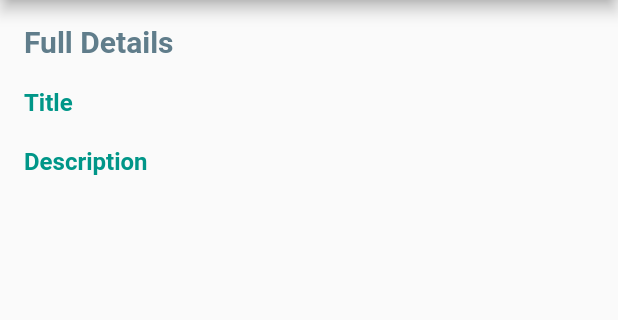
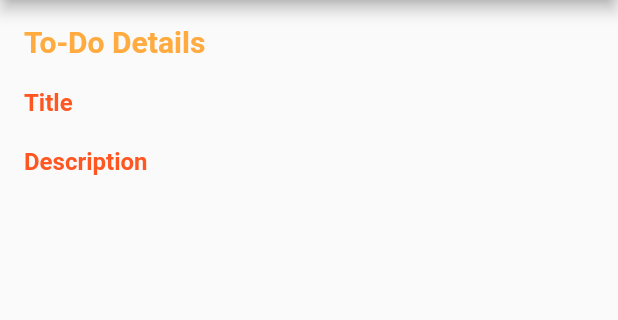
Before and after one commit to imranfauzi/to-do-list-app, a Flutter app: the ViewTodo screen opened directly with empty values, on a phone screen of 412 x 824 dp, the part 84-404 px from its top. Run offline on Flutter 3.47's test engine with Material 2 defaults, Android fonts, the phone set to English and light mode, and no system bars; our stand-ins replace sqflite; accounts and stored records are empty.

```diff
--- a/lib/views/EditTodo.dart
+++ b/lib/views/EditTodo.dart
@@ -40,7 +40,7 @@ class _EditTodoState extends State<EditTodo> {
             crossAxisAlignment: CrossAxisAlignment.start,
             children: [
               const Text(
-                'Edit New User',
+                'Edit ToDo',
                 style: TextStyle(
                     fontSize: 20,
                     color: Colors.teal,
@@ -89,7 +89,6 @@ class _EditTodoState extends State<EditTodo> {
                           _todoDescriptionController.text.isEmpty
                               ? _validateDescription = true
                               : _validateDescription = false;
-
                         });
                         if (_validateTitle == false && _validateDescription == false) {
                           var _todo = ToDo();
--- a/lib/views/ViewTodo.dart
+++ b/lib/views/ViewTodo.dart
@@ -22,10 +22,10 @@ class _ViewTodoState extends State<ViewTodo> {
           crossAxisAlignment: CrossAxisAlignment.start,
           children: [
             const Text(
-              "Full Details",
+              "To-Do Details",
               style: TextStyle(
                   fontWeight: FontWeight.w600,
-                  color: Colors.blueGrey,
+                  color: Colors.orangeAccent,
                   fontSize: 20),
             ),
             const SizedBox(
@@ -35,7 +35,7 @@ class _ViewTodoState extends State<ViewTodo> {
               children: [
                 const Text('Title',
                     style: TextStyle(
-                        color: Colors.teal,
+                        color: Colors.deepOrange,
                         fontSize: 16,
                         fontWeight: FontWeight.w600)),
                 Padding(
@@ -52,7 +52,7 @@ class _ViewTodoState extends State<ViewTodo> {
               children: [
                 const Text('Description',
                     style: TextStyle(
-                        color: Colors.teal,
+                        color: Colors.deepOrange,
                         fontSize: 16,
                         fontWeight: FontWeight.w600)),
                 const SizedBox(
```
Also changed, not shown: lib/main.dart (+40 -19 lines).
